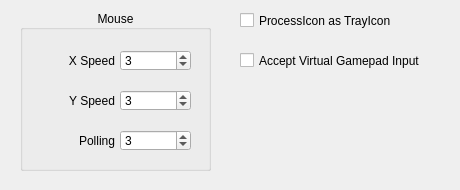
This is QKeyMapper/qmappingadvanceddialog.ui in Zalafina/QKeyMapper as Qt 5 draws it before an edit. The edited form follows.
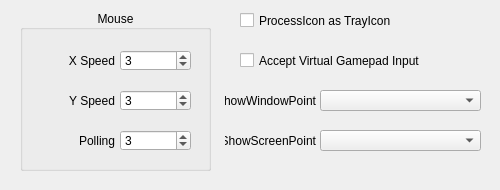
This is the edited form.

Commit message: Add customize ShowWindowPointKey & ShowScreenPointKey.

What changed in the file:
```diff
--- a/QKeyMapper/qmappingadvanceddialog.ui
+++ b/QKeyMapper/qmappingadvanceddialog.ui
@@ -6,7 +6,7 @@
    <rect>
     <x>0</x>
     <y>0</y>
-    <width>460</width>
+    <width>500</width>
     <height>190</height>
    </rect>
   </property>
@@ -18,13 +18,13 @@
   </property>
   <property name="minimumSize">
    <size>
-    <width>460</width>
+    <width>500</width>
     <height>190</height>
    </size>
   </property>
   <property name="maximumSize">
    <size>
-    <width>460</width>
+    <width>500</width>
     <height>190</height>
    </size>
   </property>
@@ -175,6 +175,64 @@
     <number>3</number>
    </property>
   </widget>
+  <widget class="QLabel" name="showWindowPointKeyLabel">
+   <property name="geometry">
+    <rect>
+     <x>225</x>
+     <y>90</y>
+     <width>91</width>
+     <height>21</height>
+    </rect>
+   </property>
+   <property name="text">
+    <string>ShowWindowPoint</string>
+   </property>
+   <property name="alignment">
+    <set>Qt::AlignmentFlag::AlignRight|Qt::AlignmentFlag::AlignTrailing|Qt::AlignmentFlag::AlignVCenter</set>
+   </property>
+  </widget>
+  <widget class="QComboBox" name="showWindowPointKeyComboBox">
+   <property name="geometry">
+    <rect>
+     <x>320</x>
+     <y>90</y>
+     <width>161</width>
+     <height>21</height>
+    </rect>
+   </property>
+   <property name="focusPolicy">
+    <enum>Qt::FocusPolicy::NoFocus</enum>
+   </property>
+  </widget>
+  <widget class="QComboBox" name="showScreenPointKeyComboBox">
+   <property name="geometry">
+    <rect>
+     <x>320</x>
+     <y>130</y>
+     <width>161</width>
+     <height>21</height>
+    </rect>
+   </property>
+   <property name="focusPolicy">
+    <enum>Qt::FocusPolicy::NoFocus</enum>
+   </property>
+  </widget>
+  <widget class="QLabel" name="showScreenPointKeyLabel">
+   <property name="geometry">
+    <rect>
+     <x>225</x>
+     <y>130</y>
+     <width>91</width>
+     <height>21</height>
+    </rect>
+   </property>
+   <property name="text">
+    <string>ShowScreenPoint</string>
+   </property>
+   <property name="alignment">
+    <set>Qt::AlignmentFlag::AlignRight|Qt::AlignmentFlag::AlignTrailing|Qt::AlignmentFlag::AlignVCenter</set>
+   </property>
+  </widget>
   <zorder>mouseGroupBox</zorder>
   <zorder>ProcessIconAsTrayIconCheckBox</zorder>
   <zorder>acceptVirtualGamepadInputCheckBox</zorder>
```
Left out of the diff: 4 changed lines with no effect on the pictures. The commit also changes 13 other files.
